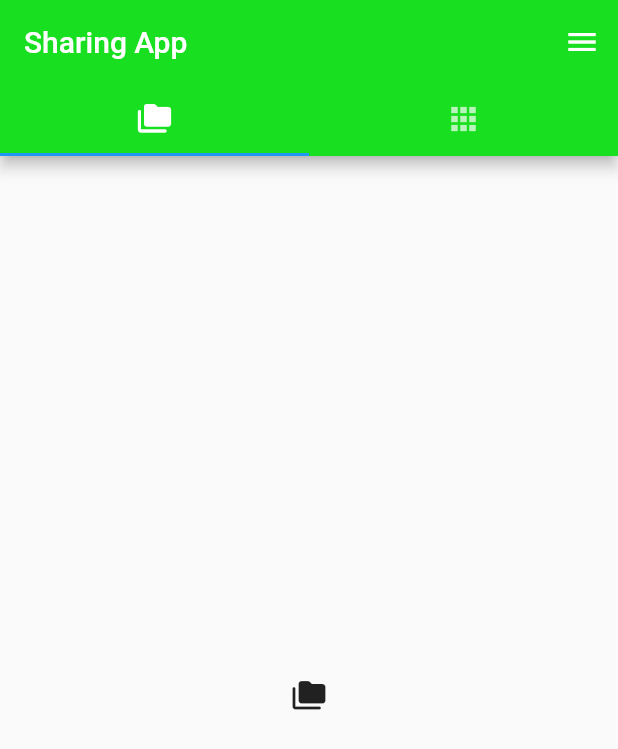
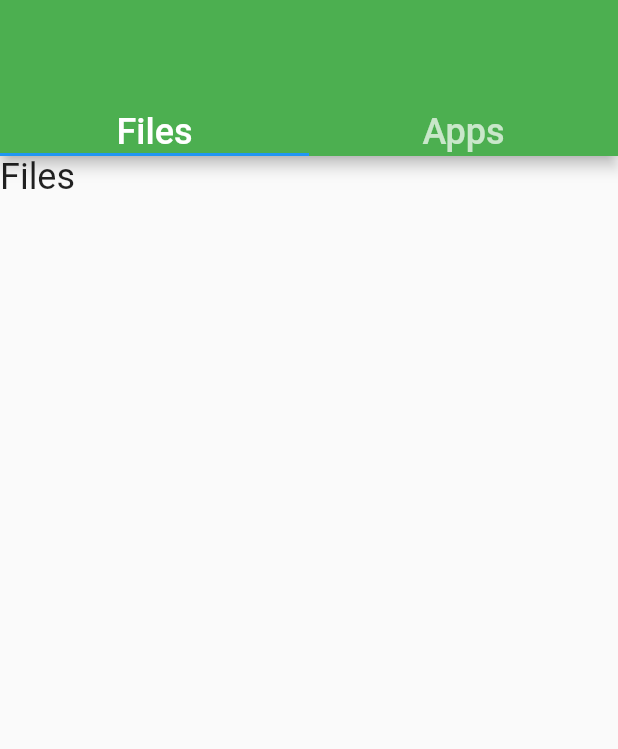
Before and after one commit to ruiyotabby/sharing_app, a Flutter app: the screen it shows after launch, on a phone screen of 412 x 824 dp. Shown: the top 749 px of the screen. Run offline on Flutter 3.47's test engine with Material 2 defaults, Android fonts, the phone set to English and light mode, and no system bars.

Commit message:
commit
Signed-off-by: Ruiyot Abby <ruiyotabby@gmail.com>

```diff
--- a/lib/main.dart
+++ b/lib/main.dart
@@ -13,21 +13,31 @@ class MyApp extends StatelessWidget {
         home: DefaultTabController(
       length: 2,
       child: Scaffold(
-        endDrawer: Drawer(),
         appBar: AppBar(
-          backgroundColor: Color.fromARGB(255, 24, 223, 31),
+          backgroundColor: Colors.green,
           bottom: const TabBar(
             tabs: [
-              Tab(icon: Icon(Icons.folder_copy_rounded)),
-              Tab(icon: Icon(Icons.apps_outlined)),
+              Text(
+                'Files',
+                style: TextStyle(fontSize: 24),
+              ),
+              Text(
+                'Apps',
+                style: TextStyle(fontSize: 24),
+              ),
             ],
           ),
-          title: Text('Sharing App'),
         ),
         body: const TabBarView(
           children: [
-            Icon(Icons.folder_copy_rounded),
-            Icon(Icons.apps_outlined),
+            Text(
+              'Files',
+              style: TextStyle(fontSize: 24),
+            ),
+            Text(
+              'Apps',
+              style: TextStyle(fontSize: 24),
+            ),
           ],
         ),
       ),
```
